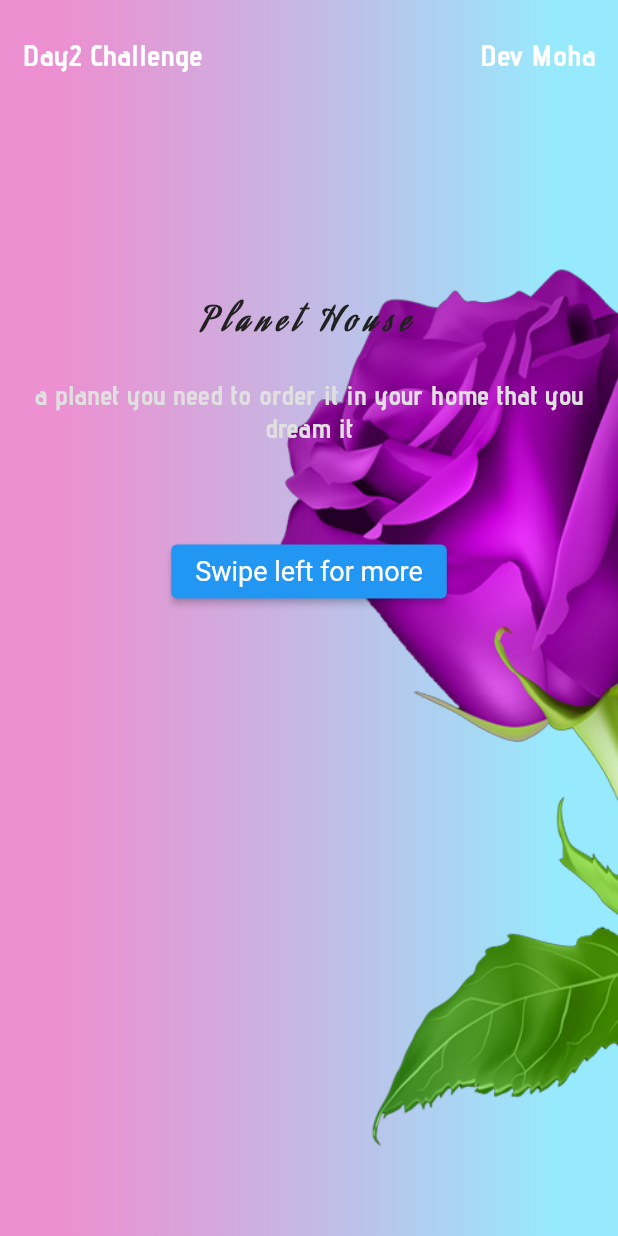
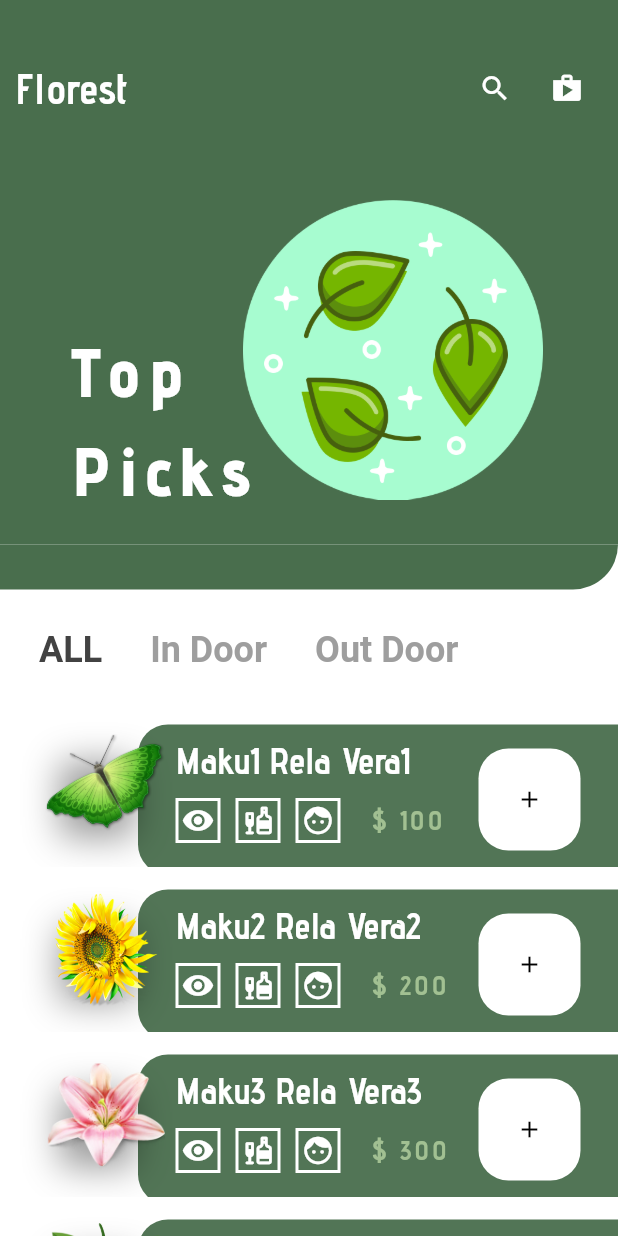
Before and after one commit to DeveloperMoha/Moha_UI_Challenges, a Flutter app: the screen it shows after launch, on a phone screen of 412 x 824 dp. Run offline on Flutter 3.47's test engine with Material 2 defaults, Android fonts, the phone set to English and light mode, and no system bars.

Commit message:
finish day3 ui challenge , the best till now

```diff
--- /dev/null
+++ b/lib/challenges_modules/day3_challenge/day3_dummy_data.dart
@@ -0,0 +1,70 @@
+import 'package:moha_ui_challenges/challenges_modules/day3_challenge/day3_models.dart';
+
+import '../../core/utils/constants.dart';
+
+List<PlantElements> plants = [
+  PlantElements(
+    plantImg: Day3Constants.plant1,
+    plantTitle: "Maku1 Rela Vera1",
+    plantDescription:
+        "It 1 is a long established fact that a reader will be distracted by the readable content of a page when looking at its layout. ",
+    plantPrice: 100,
+    plantType: "indoor",
+  ),
+  PlantElements(
+    plantImg: Day3Constants.plant2,
+    plantTitle: "Maku2 Rela Vera2",
+    plantDescription:
+        "It 2 is a long established fact that a reader will be distracted by the readable content of a page when looking at its layout. ",
+    plantPrice: 200,
+    plantType: "outdoor",
+  ),
+  PlantElements(
+    plantImg: Day3Constants.plant3,
+    plantTitle: "Maku3 Rela Vera3",
+    plantDescription:
+        "It 3 is a long established fact that a reader will be distracted by the readable content of a page when looking at its layout. ",
+    plantPrice: 300,
+    plantType: "indoor",
+  ),
+  PlantElements(
+    plantImg: Day3Constants.plant4,
+    plantTitle: "Maku4 Rela Vera4",
+    plantDescription:
+        "It 4 is a long established fact that a reader will be distracted by the readable content of a page when looking at its layout. ",
+    plantPrice: 400,
+    plantType: "outdoor",
+  ),
+  PlantElements(
+    plantImg: Day3Constants.plant5,
+    plantTitle: "Maku5 Rela Vera5",
+    plantDescription:
+        "It 5 is a long established fact that a reader will be distracted by the readable content of a page when looking at its layout. ",
+    plantPrice: 500,
+    plantType: "indoor",
+  ),
+  PlantElements(
+    plantImg: Day3Constants.plant6,
+    plantTitle: "Maku6 Rela Vera6",
+    plantDescription:
+        "It 6 is a long established fact that a reader will be distracted by the readable content of a page when looking at its layout. ",
+    plantPrice: 600,
+    plantType: "outdoor",
+  ),
+  PlantElements(
+    plantImg: Day3Constants.plant7,
+    plantTitle: "Maku7 Rela Vera7",
+    plantDescription:
+        "It 7 is a long established fact that a reader will be distracted by the readable content of a page when looking at its layout. ",
+    plantPrice: 700,
+    plantType: "indoor",
+  ),
+  PlantElements(
+    plantImg: Day3Constants.plant8,
+    plantTitle: "Maku8 Rela Vera8",
+    plantDescription:
+        "It 8 is a long established fact that a reader will be distracted by the readable content of a page when looking at its layout. ",
+    plantPrice: 800,
+    plantType: "outdoor",
+  ),
+];
--- /dev/null
+++ b/lib/challenges_modules/day3_challenge/day3_models.dart
@@ -0,0 +1,15 @@
+class PlantElements {
+  final String plantImg;
+  final String plantTitle;
+  final String plantDescription;
+  final int plantPrice;
+  final String plantType;
+
+  PlantElements({
+    required this.plantImg,
+    required this.plantTitle,
+    required this.plantDescription,
+    required this.plantPrice,
+    required this.plantType,
+  });
+}
--- /dev/null
+++ b/lib/challenges_modules/day3_challenge/screen1_view.dart
@@ -0,0 +1,377 @@
+import 'package:flutter/material.dart';
+import 'package:moha_ui_challenges/challenges_modules/day3_challenge/screen2_view.dart';
+
+import '../../core/components/shared_widgets.dart';
+import '../../core/utils/constants.dart';
+import 'day3_dummy_data.dart';
+import 'day3_models.dart';
+
+// 496e4d
+
+class DayThreeFirstScreen extends StatefulWidget {
+  const DayThreeFirstScreen({super.key});
+
+  @override
+  State<DayThreeFirstScreen> createState() => _DayThreeFirstScreenState();
+}
+
+class _DayThreeFirstScreenState extends State<DayThreeFirstScreen> {
+  List<PlantElements> inDoorList = [];
+  List<PlantElements> outDoorList = [];
+  List<PlantElements> selectedList = plants;
+  String listType = "all";
+
+  @override
+  Widget build(BuildContext context) {
+    inDoorList = [];
+    outDoorList = [];
+    plants.forEach((element) {
+      if (element.plantType == "indoor") {
+        inDoorList.add(element);
+      } else if (element.plantType == "outdoor") {
+        outDoorList.add(element);
+      }
+    });
+    if (listType == "all") {
+      selectedList = plants;
+    } else if (listType == "indoor") {
+      selectedList = inDoorList;
+    } else if (listType == "outdoor") {
+      selectedList = outDoorList;
+    }
+    return Scaffold(
+      backgroundColor: const Color(0xff496e4d),
+      body: Container(
+        padding: const EdgeInsets.only(bottom: 0.0, top: 10.0, right: 0),
+        margin: const EdgeInsets.only(top: 20.0, bottom: 0),
+        child: Column(
+          children: [
+            Padding(
+              padding: const EdgeInsets.only(
+                  top: 5.0, bottom: 0, left: 10, right: 10),
+              child: Row(
+                mainAxisAlignment: MainAxisAlignment.spaceBetween,
+                children: [
+                  const Text(
+                    "Florest",
+                    style: TextStyle(
+                      fontSize: 28.0,
+                      fontWeight: FontWeight.w800,
+                      color: Colors.white,
+                      fontFamily: 'moha2',
+                    ),
+                  ),
+                  Row(
+                    mainAxisAlignment: MainAxisAlignment.spaceBetween,
+                    children: [
+                      IconButton(
+                          icon: const Icon(Icons.search),
+                          color: Colors.white,
+                          iconSize: 22.0,
+                          onPressed: () {}),
+                      IconButton(
+                          icon: const Icon(Icons.shop),
+                          color: Colors.white,
+                          iconSize: 22.0,
+                          onPressed: () {}),
+                    ],
+                  ),
+                ],
+              ),
+            ),
+            SharedWidgets.verticalSpace(30.0),
+            SizedBox(
+              height: 250,
+              child: Stack(
+                children: const [
+                  Positioned(
+                    bottom: 20,
+                    left: 45,
+                    child: Text(
+                      "Top \nPicks",
+                      style: TextStyle(
+                        fontSize: 44.0,
+                        fontWeight: FontWeight.w900,
+                        height: 1.5,
+                        letterSpacing: 7.0,
+                        color: Colors.white,
+                        fontFamily: 'moha2',
+                      ),
+                    ),
+                  ),
+                  Positioned(
+                    top: 20,
+                    right: 0,
+                    child: Image(
+                      image: AssetImage(Day3Constants.plant6),
+                      width: 300.0,
+                      height: 200.0,
+                    ),
+                  ),
+                ],
+              ),
+            ),
+            Expanded(
+                child: Container(
+              color: Colors.white,
+              child: Column(
+                children: [
+                  Container(
+                    height: 30.0,
+                    decoration: const BoxDecoration(
+                      color: Color(0xff496e4d),
+                      borderRadius:
+                          BorderRadius.only(bottomRight: Radius.circular(30.0)),
+                    ),
+                  ),
+                  Container(
+                    height: 80.0,
+                    padding: const EdgeInsets.symmetric(
+                        vertical: 5.0, horizontal: 10.0),
+                    child: ListView(
+                      scrollDirection: Axis.horizontal,
+                      children: [
+                        TextButton(
+                          style: TextButton.styleFrom(
+                            foregroundColor: (listType == "all")
+                                ? Colors.grey[800]
+                                : Colors.grey[500],
+                            padding: const EdgeInsets.all(16.0),
+                            textStyle: const TextStyle(
+                                fontSize: 24, fontWeight: FontWeight.bold),
+                          ),
+                          onPressed: () {
+                            setState(() {
+                              listType = "all";
+                            });
+                          },
+                          child: const Text('ALL'),
+                        ),
+                        TextButton(
+                          style: TextButton.styleFrom(
+                            foregroundColor: (listType == "indoor")
+                                ? Colors.grey[800]
+                                : Colors.grey[500],
+                            padding: const EdgeInsets.all(16.0),
+                            textStyle: const TextStyle(
+                                fontSize: 24, fontWeight: FontWeight.bold),
+                          ),
+                          onPressed: () {
+                            setState(() {
+                              listType = "indoor";
+                            });
+                          },
+                          child: const Text('In Door'),
+                        ),
+                        TextButton(
+                          style: TextButton.styleFrom(
+                            foregroundColor: (listType == "outdoor")
+                                ? Colors.grey[800]
+                                : Colors.grey[500],
+                            padding: const EdgeInsets.all(16.0),
+                            textStyle: const TextStyle(
+                                fontSize: 24, fontWeight: FontWeight.bold),
+                          ),
+                          onPressed: () {
+                            setState(() {
+                              listType = "outdoor";
+                            });
+                          },
+                          child: const Text('Out Door'),
+                        ),
+                      ],
+                    ),
+                  ),
+                  Expanded(
+                    child: listViewElement(selectedList),
+                  ),
+                ],
+              ),
+            ))
+          ],
+        ),
+      ),
+    );
+  }
+
+  Widget listViewElement(List<PlantElements> plants) {
+    return ListView.builder(
+        padding: const EdgeInsets.only(right: 0, top: 5, bottom: 5),
+        itemCount: plants.length,
+        itemBuilder: (BuildContext context, int index) {
+          return InkWell(
+            onTap: () {
+              setState(() {
+                Day3Constants.selectedIndex = index;
+
+                Navigator.push(
+                  context,
+                  PageRouteBuilder(
+                    pageBuilder: (_, __, ___) => const DayThreeSecondScreen(),
+                    transitionDuration: const Duration(milliseconds: 400),
+                    transitionsBuilder: (_, a, __, c) =>
+                        FadeTransition(opacity: a, child: c),
+                  ),
+                );
+              });
+            },
+            child: Container(
+              height: 100.0,
+              margin: const EdgeInsets.only(bottom: 10, right: 0),
+              child: Stack(
+                children: [
+                  Positioned(
+                    top: 5,
+                    right: 0,
+                    child: Container(
+                      height: 100.0,
+                      width: 320.0,
+                      decoration: const BoxDecoration(
+                        color: Color(0xF2496e4d),
+                        borderRadius: BorderRadius.only(
+                            topLeft: Radius.circular(20.0),
+                            bottomLeft: Radius.circular(20.0)),
+                      ),
+                      child: Padding(
+                        padding: const EdgeInsets.symmetric(
+                            vertical: 10.0, horizontal: 25.0),
+                        child: Row(
+                          mainAxisAlignment: MainAxisAlignment.spaceBetween,
+                          children: [
+                            Column(
+                              crossAxisAlignment: CrossAxisAlignment.start,
+                              children: [
+                                Container(
+                                  margin: const EdgeInsets.only(bottom: 10),
+                                  child: Text(
+                                    plants[index].plantTitle,
+                                    style: const TextStyle(
+                                      fontSize: 24.0,
+                                      fontWeight: FontWeight.w800,
+                                      color: Colors.white,
+                                      fontFamily: 'moha2',
+                                    ),
+                                  ),
+                                ),
+                                Row(
+                                  mainAxisAlignment:
+                                      MainAxisAlignment.spaceBetween,
+                                  children: [
+                                    Container(
+                                      width: 30,
+                                      height: 30,
+                                      margin: const EdgeInsets.only(right: 10),
+                                      decoration: BoxDecoration(
+                                          border: Border.all(
+                                        color: Colors.white,
+                                        width: 2,
+                                      )),
+                                      child: IconButton(
+                                          padding: const EdgeInsets.all(0),
+                                          icon:
+                                              const Icon(Icons.remove_red_eye),
+                                          color: Colors.white,
+                                          iconSize: 22.0,
+                                          onPressed: () {}),
+                                    ),
+                                    Container(
+                                      width: 30,
+                                      height: 30,
+                                      margin: const EdgeInsets.only(right: 10),
+                                      decoration: BoxDecoration(
+                                          border: Border.all(
+                                        color: Colors.white,
+                                        width: 2,
+                                      )),
+                                      child: IconButton(
+                                          padding: const EdgeInsets.all(0),
+                                          icon:
+                                              const Icon(Icons.liquor_rounded),
+                                          color: Colors.white,
+                                          iconSize: 22.0,
+                                          onPressed: () {}),
+                                    ),
+                                    Container(
+                                      width: 30,
+                                      height: 30,
+                                      margin: const EdgeInsets.only(right: 10),
+                                      decoration: BoxDecoration(
+                                          border: Border.all(
+                                        color: Colors.white,
+                                        width: 2,
+                                      )),
+                                      child: IconButton(
+                                          padding: const EdgeInsets.all(0),
+                                          icon: const Icon(Icons.face),
+                                          color: Colors.white,
+                                          iconSize: 22.0,
+                                          onPressed: () {}),
+                                    ),
+                                    SharedWidgets.horizontalSpace(10.0),
+                                    Text(
+                                      "\$ ${plants[index].plantPrice}",
+                                      style: const TextStyle(
+                                        fontSize: 18.0,
+                                        fontWeight: FontWeight.bold,
+                                        height: 1.1,
+                                        letterSpacing: 2.0,
+                                        color: Color(0xffa2c092),
+                                        fontFamily: 'moha2',
+                                      ),
+                                    ),
+                                  ],
+                                ),
+                              ],
+                            ),
+                            Container(
+                              padding: const EdgeInsets.all(10),
+                              decoration: BoxDecoration(
+                                color: Colors.white,
+                                borderRadius: BorderRadius.circular(20),
+                              ),
+                              child: IconButton(
+                                  icon: const Icon(Icons.add),
+                                  color: Colors.black,
+                                  iconSize: 18.0,
+                                  onPressed: () {}),
+                            ),
+                          ],
+                        ),
+                      ),
+                    ),
+                  ),
+                  Positioned(
+                    top: 5,
+                    left: 30,
+                    child: Container(
+                      decoration: BoxDecoration(
+                        boxShadow: [
+                          BoxShadow(
+                            color: Colors.black.withOpacity(0.4),
+                            spreadRadius: -15,
+                            blurRadius: 20,
+                            offset: const Offset(
+                                -5, 10), // changes position of shadow
+                          ),
+                        ],
+                      ),
+                      child: Hero(
+                        tag: plants[Day3Constants.selectedIndex].plantTitle,
+                        transitionOnUserGestures: true,
+                        child: Image(
+                          image: AssetImage(
+                            plants[index].plantImg,
+                          ),
+                          width: 80.0,
+                          height: 80.0,
+                        ),
+                      ),
+                    ),
+                  ),
+                ],
+              ),
+            ),
+          );
+        });
+  }
+}
--- a/lib/core/utils/constants.dart
+++ b/lib/core/utils/constants.dart
@@ -21,3 +21,16 @@ class Day2Constants {
   static const plant =
       "assets/images/day2_images/7320205_berry_plant_hand_drawn_abstract_icon.png";
 }
+
+class Day3Constants {
+  static const plant1 = "assets/images/day3_images/day3 (1).png";
+  static const plant2 = "assets/images/day3_images/day3 (2).png";
+  static const plant3 = "assets/images/day3_images/day3 (4).png";
+  static const plant4 = "assets/images/day3_images/day3 (5).png";
+  static const plant5 = "assets/images/day3_images/day3 (6).png";
+  static const plant6 = "assets/images/day3_images/day3 (8).png";
+  static const plant7 = "assets/images/day3_images/day3 (9).png";
+  static const plant8 = "assets/images/day3_images/day3 (10).png";
+
+  static int selectedIndex = 1;
+}
--- a/lib/main.dart
+++ b/lib/main.dart
@@ -1,6 +1,8 @@
 import 'package:flutter/material.dart';
 import 'package:moha_ui_challenges/challenges_modules/day1_challenge/day1_view.dart';
 import 'package:moha_ui_challenges/challenges_modules/day2_challenge/day2_view.dart';
+import 'package:moha_ui_challenges/challenges_modules/day3_challenge/screen1_view.dart';
+import 'package:moha_ui_challenges/challenges_modules/day3_challenge/screen2_view.dart';
 
 void main() {
   runApp(const MyApp());
@@ -19,7 +21,7 @@ class MyApp extends StatelessWidget {
         primarySwatch: Colors.blue,
       ),
       //home: const DayOneChallenge(),
-      home: const DayTwoChallenge(),
+      home: const DayThreeFirstScreen(),
     );
   }
 }
--- a/pubspec.yaml
+++ b/pubspec.yaml
@@ -60,6 +60,7 @@ flutter:
   assets:
     - assets/images/day1_images/
     - assets/images/day2_images/
+    - assets/images/day3_images/
 
   # An image asset can refer to one or more resolution-specific "variants", see
   # https://flutter.dev/assets-and-images/#resolution-aware
```
Also changed, not shown: lib/challenges_modules/day3_challenge/screen2_view.dart (added, +247 -0 lines), assets/images/day3_images/day3 (1).png (added), assets/images/day3_images/day3 (10).png (added), assets/images/day3_images/day3 (2).png (added), assets/images/day3_images/day3 (4).png (added), assets/images/day3_images/day3 (5).png (added), assets/images/day3_images/day3 (6).png (added), assets/images/day3_images/day3 (8).png (added), assets/images/day3_images/day3 (9).png (added), scrshots/day3_challenge.png (added).
